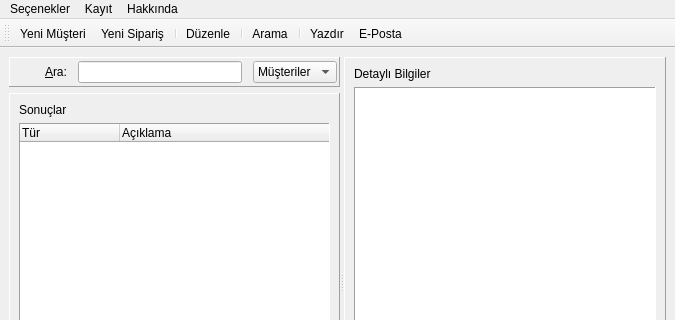
First picture: the form in anaPencere.ui, repository koguz/karakaplidefter, before the edit; both pictures show x 0 to 675 and y 0 to 320 of the 675 by 537 pixel window.
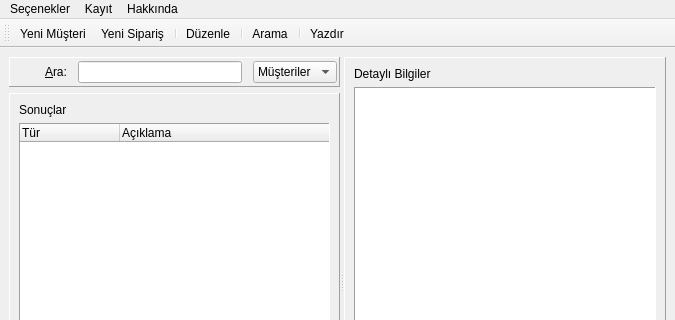
Second picture: the form after the edit. Icons and pictures are not drawn.

```diff
--- a/anaPencere.ui
+++ b/anaPencere.ui
@@ -269,18 +269,20 @@
    <property name="orientation" >
     <enum>Qt::Horizontal</enum>
    </property>
-   <attribute name="toolBarArea" >
-    <number>4</number>
+   <attribute name="toolBarArea">
+    <enum>TopToolBarArea</enum>
    </attribute>
-   <addaction name="actionNewContact" />
-   <addaction name="actionNewOrder" />
-   <addaction name="separator" />
-   <addaction name="actionEdit" />
-   <addaction name="separator" />
-   <addaction name="actionArama" />
-   <addaction name="separator" />
-   <addaction name="actionPrint" />
-   <addaction name="actionEmail" />
+   <attribute name="toolBarBreak">
+    <bool>false</bool>
+   </attribute>
+   <addaction name="actionNewContact"/>
+   <addaction name="actionNewOrder"/>
+   <addaction name="separator"/>
+   <addaction name="actionEdit"/>
+   <addaction name="separator"/>
+   <addaction name="actionArama"/>
+   <addaction name="separator"/>
+   <addaction name="actionPrint"/>
   </widget>
   <action name="actionNewContact" >
    <property name="icon" >
@@ -345,19 +347,12 @@
     <string>Ctrl+P</string>
    </property>
   </action>
-  <action name="actionEmail" >
-   <property name="icon" >
-    <iconset resource="simgeler.qrc" >:/new/prefix1/icons/mail_new3.png</iconset>
+  <action name="actionQuit">
+   <property name="icon">
+    <iconset resource="simgeler.qrc">
+     <normaloff>:/new/prefix1/icons/exit.png</normaloff>:/new/prefix1/icons/exit.png</iconset>
    </property>
-   <property name="text" >
-    <string>E-Posta</string>
-   </property>
-  </action>
-  <action name="actionQuit" >
-   <property name="icon" >
-    <iconset resource="simgeler.qrc" >:/new/prefix1/icons/exit.png</iconset>
-   </property>
-   <property name="text" >
+   <property name="text">
     <string>Çıkış</string>
    </property>
   </action>
```
Left out of the diff: 324 changed lines with no effect on the pictures.
